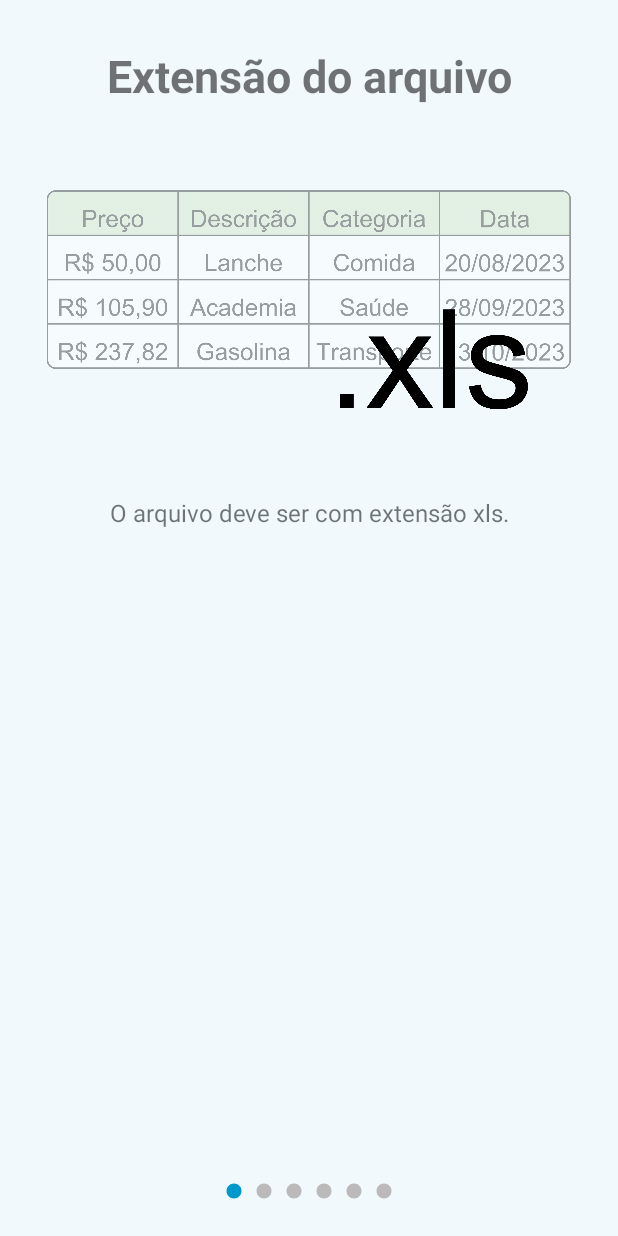
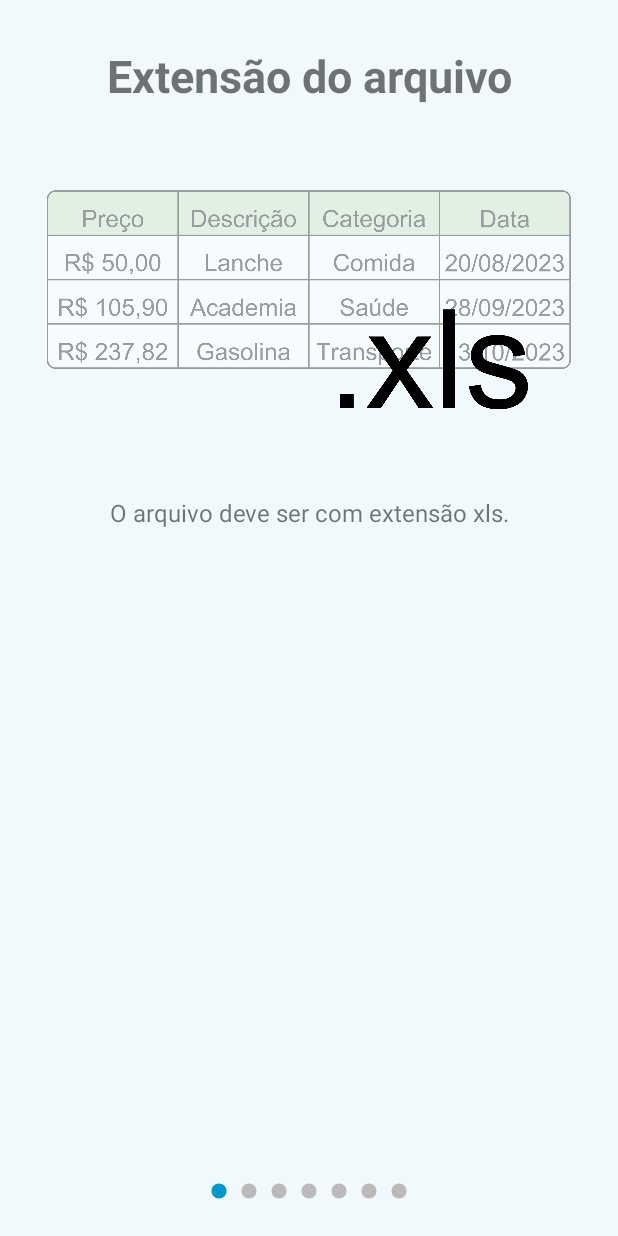
Before and after one commit to vinirecoaro/FICO, an Android app: the ImportFileInstructionsActivity screen opened directly, with no data from a screen before it, on a phone screen of 412 x 824 dp. Run offline under Robolectric (Android 15) with nearby library versions, the phone set to English and light mode, and no system bars.

Commit message:
ImportFileInstructionsActivity - added an instruction page to alert about internet conection

```diff
--- a/app/src/main/java/com/example/fico/ui/ImportFileInstructionsActivity.kt
+++ b/app/src/main/java/com/example/fico/ui/ImportFileInstructionsActivity.kt
@@ -19,7 +19,7 @@ class ImportFileInstructionsActivity : AppCompatActivity() {
         super.onCreate(savedInstanceState)
         setContentView(binding.root)
 
-        setColorBasedOnTheme()
+        setDotsColorBasedOnTheme()
         setUpListeners()
 
         importFileInstructionsAdapter = ImportFileInstructionsAdapter(this, getImportFileInstructionsComponents())
@@ -31,7 +31,10 @@ class ImportFileInstructionsActivity : AppCompatActivity() {
         val contents = listOf(
             ImportFileInstructionsComponents(
                 "Extensão do arquivo",
-                setXlsImageBasedOnTheme(),
+                setImageBasedOnTheme(
+                    R.drawable.import_file_instructions_table_xls_light,
+                    R.drawable.import_file_instructions_table_xls_black
+                    ),
                 "O arquivo deve ser com extensão xls.",
                 false
             ),
@@ -64,15 +67,31 @@ class ImportFileInstructionsActivity : AppCompatActivity() {
             ),
             ImportFileInstructionsComponents(
                 "Gastos Parcelados",
-                setWarningImageBaseOnTheme(),
+                setImageBasedOnTheme(
+                    R.drawable.import_file_instructions_warning_light,
+                    R.drawable.import_file_instructions_warning_black
+                ),
                 "Não inserir gastos parcelados através\ndesta opção.",
+                false
+            ),
+            ImportFileInstructionsComponents(
+                "Conexão com a Internet",
+                setImageBasedOnTheme(
+                    R.drawable.baseline_wifi_24_light,
+                    R.drawable.baseline_wifi_24_black
+                ),
+                "Ao utilizar esse método certifique-se de\n" +
+                        "ter uma boa conexão com a internet.\n\n" +
+                        "Adicionar 100 gastos - 10 seg.\n" +
+                        "Adicionar 1000 gastos - 1 min. e 40 seg.\n" +
+                        "Adicionar 5000 gastos - 8 min. e 20 seg.",
                 true
             ),
         )
         return contents
     }
 
-    private fun setColorBasedOnTheme(){
+    private fun setDotsColorBasedOnTheme(){
         when (this.resources?.configuration?.uiMode?.and(Configuration.UI_MODE_NIGHT_MASK)) {
             Configuration.UI_MODE_NIGHT_YES -> {
                 binding.dot1.setImageResource(R.drawable.ic_dot_unselected_light)
@@ -81,6 +100,7 @@ class ImportFileInstructionsActivity : AppCompatActivity() {
                 binding.dot4.setImageResource(R.drawable.ic_dot_unselected_light)
                 binding.dot5.setImageResource(R.drawable.ic_dot_unselected_light)
                 binding.dot6.setImageResource(R.drawable.ic_dot_unselected_light)
+                binding.dot7.setImageResource(R.drawable.ic_dot_unselected_light)
             }
             Configuration.UI_MODE_NIGHT_NO -> {
                 binding.dot1.setImageResource(R.drawable.ic_dot_unselected_black)
@@ -89,9 +109,23 @@ class ImportFileInstructionsActivity : AppCompatActivity() {
                 binding.dot4.setImageResource(R.drawable.ic_dot_unselected_black)
                 binding.dot5.setImageResource(R.drawable.ic_dot_unselected_black)
                 binding.dot6.setImageResource(R.drawable.ic_dot_unselected_black)
+                binding.dot7.setImageResource(R.drawable.ic_dot_unselected_black)
             }
             Configuration.UI_MODE_NIGHT_UNDEFINED -> {}
         }
+    }
+
+    private fun setImageBasedOnTheme(lightImage : Int, darkImage : Int) : Int{
+        when (this.resources?.configuration?.uiMode?.and(Configuration.UI_MODE_NIGHT_MASK)) {
+            Configuration.UI_MODE_NIGHT_YES -> {
+                return lightImage
+            }
+            Configuration.UI_MODE_NIGHT_NO -> {
+                return darkImage
+            }
+            Configuration.UI_MODE_NIGHT_UNDEFINED -> {}
+        }
+        return darkImage
     }
 
     private fun setXlsImageBasedOnTheme() : Int{
@@ -137,6 +171,7 @@ class ImportFileInstructionsActivity : AppCompatActivity() {
             binding.dot4.setImageResource(R.drawable.ic_dot_unselected_black)
             binding.dot5.setImageResource(R.drawable.ic_dot_unselected_black)
             binding.dot6.setImageResource(R.drawable.ic_dot_unselected_black)
+            binding.dot7.setImageResource(R.drawable.ic_dot_unselected_black)
         } else if(currentPosition == 1){
             binding.dot1.setImageResource(R.drawable.ic_dot_unselected_black)
             binding.dot2.setImageResource(R.drawable.ic_dot_selected)
@@ -144,6 +179,7 @@ class ImportFileInstructionsActivity : AppCompatActivity() {
             binding.dot4.setImageResource(R.drawable.ic_dot_unselected_black)
             binding.dot5.setImageResource(R.drawable.ic_dot_unselected_black)
             binding.dot6.setImageResource(R.drawable.ic_dot_unselected_black)
+            binding.dot7.setImageResource(R.drawable.ic_dot_unselected_black)
         } else if(currentPosition == 2){
             binding.dot1.setImageResource(R.drawable.ic_dot_unselected_black)
             binding.dot2.setImageResource(R.drawable.ic_dot_unselected_black)
@@ -151,6 +187,7 @@ class ImportFileInstructionsActivity : AppCompatActivity() {
             binding.dot4.setImageResource(R.drawable.ic_dot_unselected_black)
             binding.dot5.setImageResource(R.drawable.ic_dot_unselected_black)
             binding.dot6.setImageResource(R.drawable.ic_dot_unselected_black)
+            binding.dot7.setImageResource(R.drawable.ic_dot_unselected_black)
         } else if(currentPosition == 3){
             binding.dot1.setImageResource(R.drawable.ic_dot_unselected_black)
             binding.dot2.setImageResource(R.drawable.ic_dot_unselected_black)
@@ -158,6 +195,7 @@ class ImportFileInstructionsActivity : AppCompatActivity() {
             binding.dot4.setImageResource(R.drawable.ic_dot_selected)
             binding.dot5.setImageResource(R.drawable.ic_dot_unselected_black)
             binding.dot6.setImageResource(R.drawable.ic_dot_unselected_black)
+            binding.dot7.setImageResource(R.drawable.ic_dot_unselected_black)
         }
         else if(currentPosition == 4){
             binding.dot1.setImageResource(R.drawable.ic_dot_unselected_black)
@@ -166,6 +204,7 @@ class ImportFileInstructionsActivity : AppCompatActivity() {
             binding.dot4.setImageResource(R.drawable.ic_dot_unselected_black)
             binding.dot5.setImageResource(R.drawable.ic_dot_selected)
             binding.dot6.setImageResource(R.drawable.ic_dot_unselected_black)
+            binding.dot7.setImageResource(R.drawable.ic_dot_unselected_black)
         }
         else if(currentPosition == 5){
             binding.dot1.setImageResource(R.drawable.ic_dot_unselected_black)
@@ -174,6 +213,16 @@ class ImportFileInstructionsActivity : AppCompatActivity() {
             binding.dot4.setImageResource(R.drawable.ic_dot_unselected_black)
             binding.dot5.setImageResource(R.drawable.ic_dot_unselected_black)
             binding.dot6.setImageResource(R.drawable.ic_dot_selected)
+            binding.dot7.setImageResource(R.drawable.ic_dot_unselected_black)
+        }
+        else if(currentPosition == 6){
+            binding.dot1.setImageResource(R.drawable.ic_dot_unselected_black)
+            binding.dot2.setImageResource(R.drawable.ic_dot_unselected_black)
+            binding.dot3.setImageResource(R.drawable.ic_dot_unselected_black)
+            binding.dot4.setImageResource(R.drawable.ic_dot_unselected_black)
+            binding.dot5.setImageResource(R.drawable.ic_dot_unselected_black)
+            binding.dot6.setImageResource(R.drawable.ic_dot_unselected_black)
+            binding.dot7.setImageResource(R.drawable.ic_dot_selected)
         }
     }
 
--- /dev/null
+++ b/app/src/main/res/drawable/baseline_wifi_24_black.xml
@@ -0,0 +1,5 @@
+<vector android:height="24dp" android:tint="#000000"
+    android:viewportHeight="24" android:viewportWidth="24"
+    android:width="24dp" xmlns:android="http://schemas.android.com/apk/res/android">
+    <path android:fillColor="@android:color/black" android:pathData="M1,9l2,2c4.97,-4.97 13.03,-4.97 18,0l2,-2C16.93,2.93 7.08,2.93 1,9zM9,17l3,3 3,-3c-1.65,-1.66 -4.34,-1.66 -6,0zM5,13l2,2c2.76,-2.76 7.24,-2.76 10,0l2,-2C15.14,9.14 8.87,9.14 5,13z"/>
+</vector>
--- /dev/null
+++ b/app/src/main/res/drawable/baseline_wifi_24_light.xml
@@ -0,0 +1,5 @@
+<vector android:height="24dp" android:tint="#FFFFFF"
+    android:viewportHeight="24" android:viewportWidth="24"
+    android:width="24dp" xmlns:android="http://schemas.android.com/apk/res/android">
+    <path android:fillColor="@android:color/white" android:pathData="M1,9l2,2c4.97,-4.97 13.03,-4.97 18,0l2,-2C16.93,2.93 7.08,2.93 1,9zM9,17l3,3 3,-3c-1.65,-1.66 -4.34,-1.66 -6,0zM5,13l2,2c2.76,-2.76 7.24,-2.76 10,0l2,-2C15.14,9.14 8.87,9.14 5,13z"/>
+</vector>
--- a/app/src/main/res/layout/activity_import_file_instructions.xml
+++ b/app/src/main/res/layout/activity_import_file_instructions.xml
@@ -69,6 +69,13 @@
             android:layout_margin="4dp"
             android:src="@drawable/ic_dot_unselected_black" />
 
+        <ImageView
+            android:id="@+id/dot7"
+            android:layout_width="12dp"
+            android:layout_height="12dp"
+            android:layout_margin="4dp"
+            android:src="@drawable/ic_dot_unselected_black" />
+
         <!-- Adicione quantas bolinhas forem necessárias -->
         <!-- ... -->
 
--- a/app/src/main/res/layout/fragment_import_file_instructions.xml
+++ b/app/src/main/res/layout/fragment_import_file_instructions.xml
@@ -46,7 +46,7 @@
     <Button
         android:id="@+id/bt_finish"
         app:layout_constraintTop_toBottomOf="@id/tv_description"
-        android:layout_marginTop="150dp"
+        android:layout_marginTop="100dp"
         app:layout_constraintStart_toStartOf="parent"
         app:layout_constraintEnd_toEndOf="parent"
         android:layout_width="wrap_content"
```
